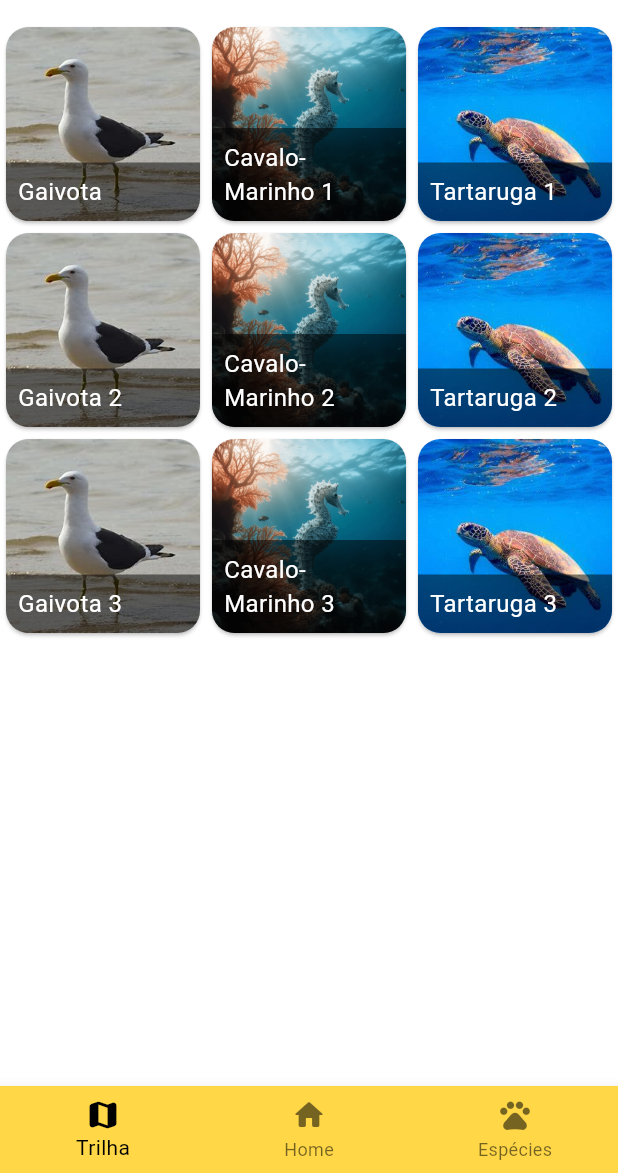
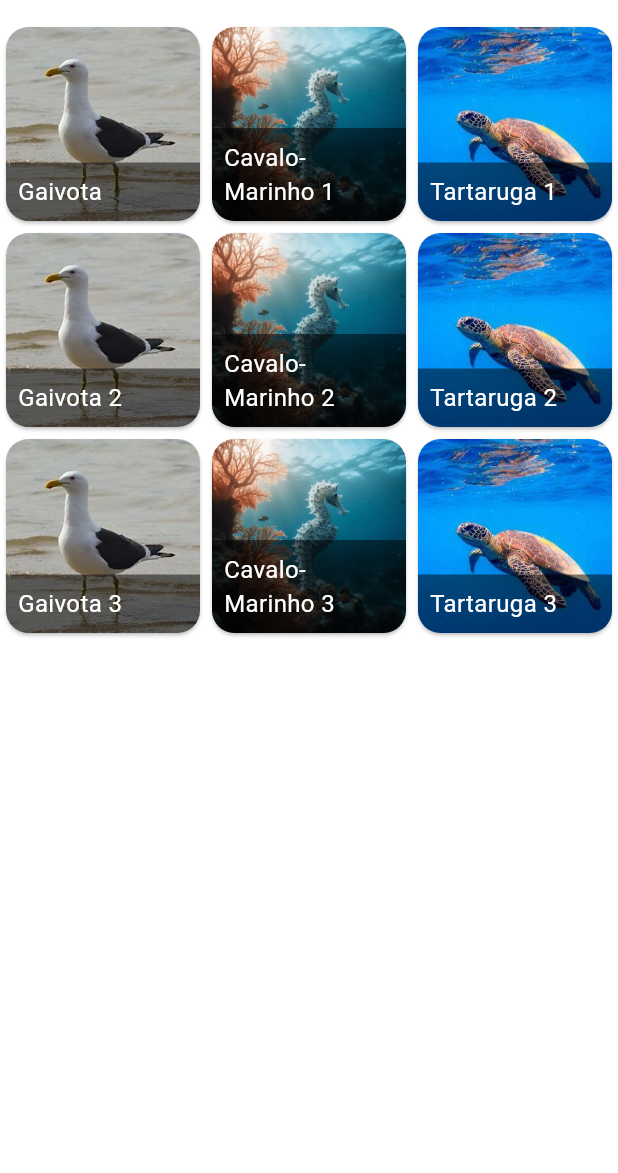
Before and after one commit to SamuelVasconcelos-Br/Sand-lias, a Flutter app: the screen it shows after launch, on a phone screen of 412 x 824 dp, the part 63-1236 px from its top. Run offline on Flutter 3.47's test engine with Material 3 defaults, Android fonts, the phone set to English and light mode, and no system bars.

Commit message:
Alterações no Lab

```diff
--- a/appsandalias/lib/main.dart
+++ b/appsandalias/lib/main.dart
@@ -115,26 +115,7 @@ class _MyHomePageState extends State<MyHomePage> {
         ],
       ),
       backgroundColor: const Color.fromARGB(255, 255, 255, 255),
-      bottomNavigationBar: BottomNavigationBar(
-        items: const <BottomNavigationBarItem>[
-          BottomNavigationBarItem(
-            icon: Icon(Icons.map_rounded),
-            label: 'Trilha',
-          ),
-          BottomNavigationBarItem(
-            icon: Icon(Icons.home_rounded),
-            label: 'Home',
-          ),
-          BottomNavigationBarItem(
-            icon: Icon(Icons.pets_rounded),
-            label: 'Espécies',
-          ),
-        ],
-        currentIndex: _selectedIndex,
-        selectedItemColor: Colors.black,
-        onTap: _onItemTapped,
-        backgroundColor: const Color.fromARGB(255, 255, 215, 71),
-      ),
+
     );
   }
 }
```
Also changed, not shown: appsandalias/pubspec.lock.
